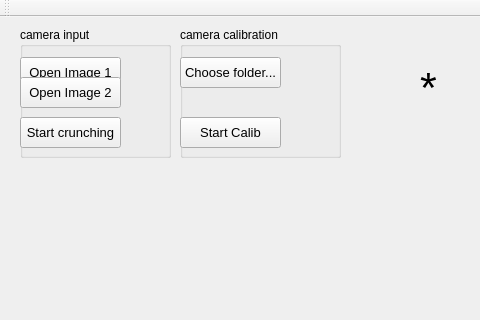
iras/JAPCE, file mainwindow.ui: the form before one commit; both pictures show x 0 to 480 and y 0 to 320 of the 913 by 688 pixel window.
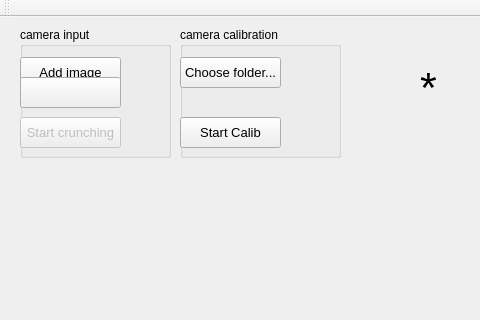
The form after the commit.

Commit message: (1) minor refactoring in class glrenderthread. (2) added only one button to add images to process in class mainwindow and in ui_mainwindow. (3) added method adjustMatrixToLatestOrigin which will anyway be scrapped soon as it doesn't do what it was expected to do. Camera pose estimation PnP is to replace it.

The edit to the form file:
```diff
--- a/mainwindow.ui
+++ b/mainwindow.ui
@@ -52,7 +52,7 @@
       </font>
      </property>
      <property name="text">
-      <string>Open Image 1</string>
+      <string>Add image</string>
      </property>
     </widget>
     <widget class="QPushButton" name="pushButton_3">
@@ -70,10 +70,13 @@
       </font>
      </property>
      <property name="text">
-      <string>Open Image 2</string>
+      <string/>
      </property>
     </widget>
     <widget class="QPushButton" name="pushButton_2">
+     <property name="enabled">
+      <bool>false</bool>
+     </property>
      <property name="geometry">
       <rect>
        <x>0</x>
```
The commit also changes 5 other files.
